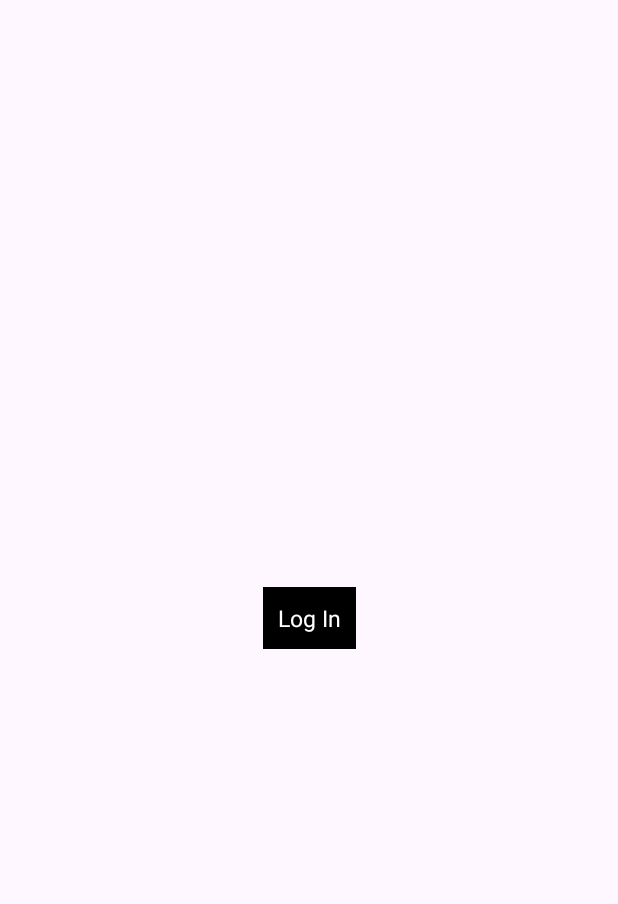
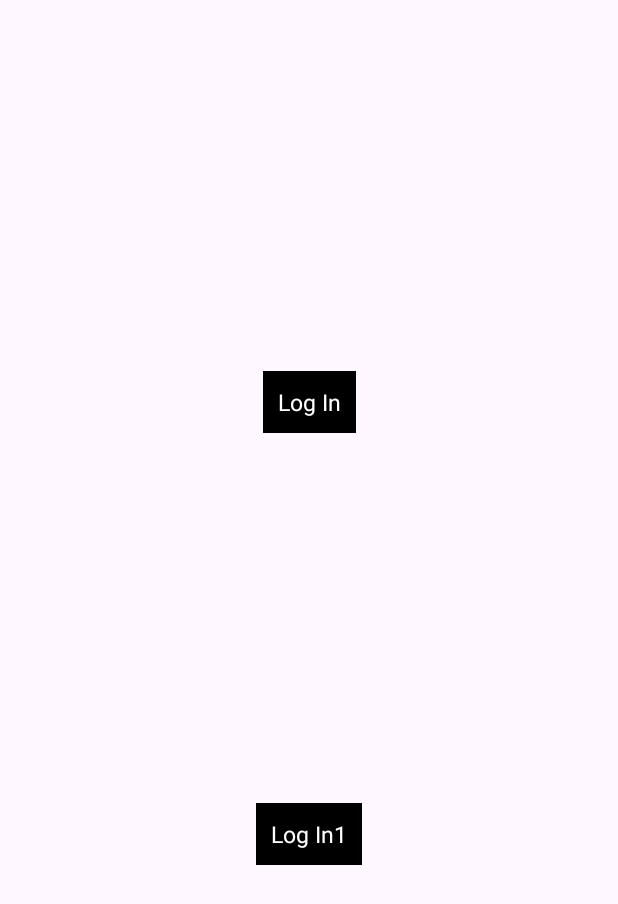
Before and after one commit to asmRakibulHasan/Marginalize-People-Doctime, an Android app: the screen it shows after launch (MainActivity), on a phone screen of 412 x 824 dp. Shown: the top 904 px of the screen. Run offline under Robolectric (Android 15) with nearby library versions, the phone set to English and light mode, and no system bars.

Commit message:
speec to text fragment added
speec to text fragment added

```diff
--- a/app/src/main/java/com/example/marginalize_people_doctime/LogIn_fragment.kt
+++ b/app/src/main/java/com/example/marginalize_people_doctime/LogIn_fragment.kt
@@ -34,6 +34,9 @@ class LogIn_fragment : Fragment() {
         binding.btnLogin.setOnClickListener{
             findNavController().navigate(R.id.navigateToLanding)
         }
+        binding.btnLogin1.setOnClickListener{
+            findNavController().navigate(R.id.navigateToSpechToText)
+        }
     }
 
 
--- a/app/src/main/res/layout/fragment_log_in.xml
+++ b/app/src/main/res/layout/fragment_log_in.xml
@@ -14,7 +14,7 @@
         app:layout_constraintStart_toStartOf="parent"
         app:layout_constraintEnd_toEndOf="parent"
         app:layout_constraintTop_toTopOf="parent"
-        app:layout_constraintBottom_toBottomOf="parent">
+        app:layout_constraintBottom_toTopOf="@id/btnLogin1">
 
         <TextView
             android:layout_width="match_parent"
@@ -26,4 +26,24 @@
 
     </androidx.constraintlayout.widget.ConstraintLayout>
 
+    <androidx.constraintlayout.widget.ConstraintLayout
+        android:id="@+id/btnLogin1"
+        android:layout_width="wrap_content"
+        android:layout_height="wrap_content"
+        android:background="@color/black"
+        app:layout_constraintStart_toStartOf="parent"
+        app:layout_constraintEnd_toEndOf="parent"
+        app:layout_constraintTop_toBottomOf="@id/btnLogin"
+        app:layout_constraintBottom_toBottomOf="parent">
+
+        <TextView
+            android:layout_width="match_parent"
+            android:layout_height="match_parent"
+            android:text="Log In1"
+            android:textColor="@color/white"
+            android:textSize="15sp"
+            android:padding="10dp"/>
+
+    </androidx.constraintlayout.widget.ConstraintLayout>
+
 </androidx.constraintlayout.widget.ConstraintLayout>
--- a/app/src/main/res/navigation/my_nav.xml
+++ b/app/src/main/res/navigation/my_nav.xml
@@ -13,10 +13,18 @@
         <action
             android:id="@+id/navigateToLanding"
             app:destination="@id/landing_fragment" />
+        <action
+            android:id="@+id/navigateToSpechToText"
+            app:destination="@id/speechToText" />
     </fragment>
     <fragment
         android:id="@+id/landing_fragment"
         android:name="com.example.marginalize_people_doctime.Landing_fragment"
         android:label="fragment_landing_fragment"
         tools:layout="@layout/fragment_landing" />
+    <fragment
+        android:id="@+id/speechToText"
+        android:name="com.example.marginalize_people_doctime.SpeechToText"
+        android:label="fragment_speech_to_text"
+        tools:layout="@layout/fragment_speech_to_text" />
 </navigation>
```
Also changed, not shown: app/src/main/java/com/example/marginalize_people_doctime/SpeechToText.kt (added, +31 -0 lines), app/src/main/res/layout/fragment_speech_to_text.xml (added, +14 -0 lines).
